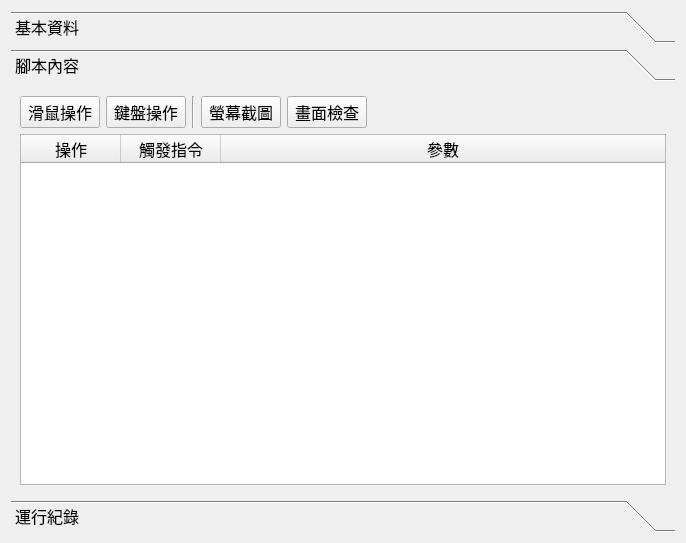
Before: the Qt Designer form ui/editor.ui in willy11342002/hotkeyMiddle, drawn with Qt 5.
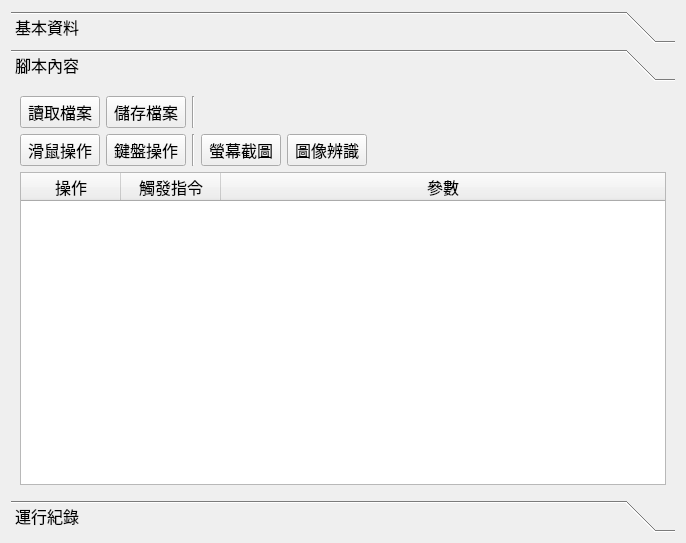
After: the same form once the commit is applied. The open tabs and pages were chosen to show the change. Custom widgets are drawn as their Qt base class.

Commit message: 新增存檔、讀檔、截圖、螢幕檢查圖片功能

```diff
--- a/ui/editor.ui
+++ b/ui/editor.ui
@@ -288,7 +288,7 @@
        <string>腳本內容</string>
       </attribute>
       <layout class="QGridLayout" name="gridLayout">
-       <item row="1" column="0">
+       <item row="2" column="0">
         <widget class="QTableWidget" name="tb_script">
          <property name="font">
           <font>
@@ -303,7 +303,7 @@
           <bool>true</bool>
          </attribute>
          <attribute name="verticalHeaderVisible">
-          <bool>false</bool>
+          <bool>true</bool>
          </attribute>
          <attribute name="verticalHeaderMinimumSectionSize">
           <number>45</number>
@@ -328,7 +328,7 @@
          </column>
         </widget>
        </item>
-       <item row="0" column="0">
+       <item row="1" column="0">
         <layout class="QHBoxLayout" name="horizontalLayout_2">
          <item>
           <widget class="QPushButton" name="pb_click_mouse">
@@ -385,7 +385,7 @@
             </sizepolicy>
            </property>
            <property name="text">
-            <string>畫面檢查</string>
+            <string>圖像辨識</string>
            </property>
           </widget>
          </item>
@@ -404,6 +404,44 @@
          </item>
         </layout>
        </item>
+       <item row="0" column="0">
+        <layout class="QHBoxLayout" name="horizontalLayout_3">
+         <item>
+          <widget class="QPushButton" name="pb_file_load">
+           <property name="text">
+            <string>讀取檔案</string>
+           </property>
+          </widget>
+         </item>
+         <item>
+          <widget class="QPushButton" name="pb_file_save">
+           <property name="text">
+            <string>儲存檔案</string>
+           </property>
+          </widget>
+         </item>
+         <item>
+          <widget class="Line" name="line_4">
+           <property name="orientation">
+            <enum>Qt::Vertical</enum>
+           </property>
+          </widget>
+         </item>
+         <item>
+          <spacer name="horizontalSpacer_3">
+           <property name="orientation">
+            <enum>Qt::Horizontal</enum>
+           </property>
+           <property name="sizeHint" stdset="0">
+            <size>
+             <width>40</width>
+             <height>20</height>
+            </size>
+           </property>
+          </spacer>
+         </item>
+        </layout>
+       </item>
       </layout>
      </widget>
      <widget class="QWidget" name="page_3">
```
Left out of the diff: 108 changed lines with no effect on the pictures. The commit also changes 10 other files.
